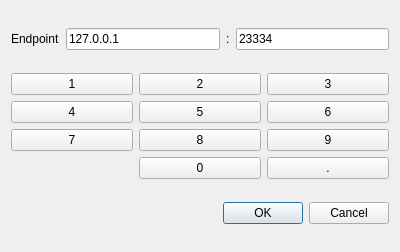
First picture: the form in chess/setendpoint.ui, repository twd2/chess, before the edit.
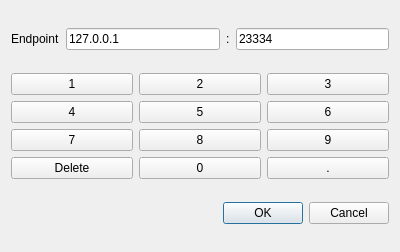
Second picture: the form after the edit.

```diff
--- a/chess/setendpoint.ui
+++ b/chess/setendpoint.ui
@@ -125,6 +125,13 @@
        </property>
       </widget>
      </item>
+     <item row="3" column="0">
+      <widget class="QPushButton" name="btnDel">
+       <property name="text">
+        <string>Delete</string>
+       </property>
+      </widget>
+     </item>
     </layout>
    </item>
    <item>
```
